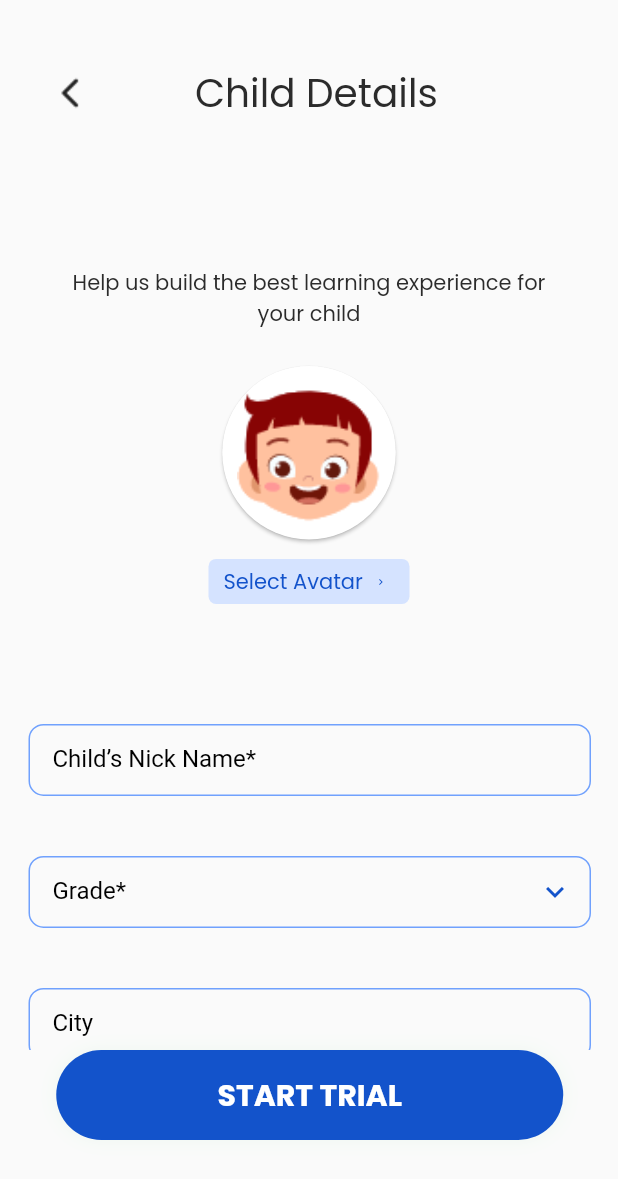
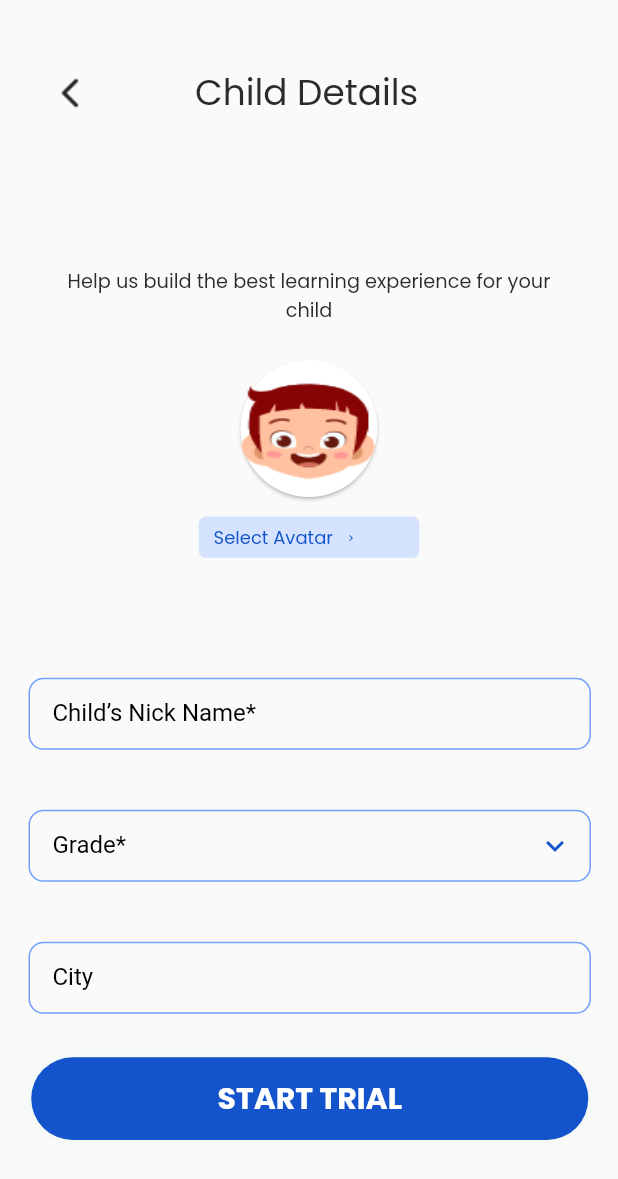
Before and after one commit to MMRoopa/avatar_dialog, a Flutter app: the ChildDetails screen opened directly, on a phone screen of 412 x 824 dp. Shown: the top 1179 px of the screen. Run offline on Flutter 3.47's test engine with Material 2 defaults, Android fonts, the phone set to English and light mode, and no system bars; drawn by our look-alikes of auto_size_text; our stand-ins replace flutter_screenutil, scroll_to_index.

Commit message:
added Screen_util to childDetails

```diff
--- a/lib/childDetails/child_details.dart
+++ b/lib/childDetails/child_details.dart
@@ -3,6 +3,7 @@ import 'package:avatar_dialog/avatarDialog/avatar_dialog.dart';
 import 'package:avatar_dialog/gradeDialog/grade_dialog.dart';
 import 'package:avatar_dialog/langDialog/lang_dialog.dart';
 import 'package:flutter/material.dart';
+import 'package:flutter_screenutil/flutter_screenutil.dart';
 
 import 'constants.dart';
 
@@ -20,6 +21,14 @@ class _ChildDetailsState extends State<ChildDetails> {
   String langResult = '';
   @override
   Widget build(BuildContext context) {
+    ScreenUtil.init(
+        BoxConstraints(
+            maxWidth: MediaQuery.of(context).size.width,
+            maxHeight: MediaQuery.of(context).size.height),
+        designSize: const Size(375, 896),
+        context: context,
+        minTextAdapt: true,
+        orientation: Orientation.portrait);
     return Scaffold(
       body: Column(
         children: <Widget>[
@@ -38,17 +47,17 @@ class _ChildDetailsState extends State<ChildDetails> {
                 ),
                 Container(
                   margin: const EdgeInsets.only(left: 59.0),
-                  child: const AutoSizeText(
+                  child: AutoSizeText(
                     "Child Details",
                     style: TextStyle(
-                      color: Color(0xFF2B2B2B),
-                      fontSize: 26.0,
+                      color: const Color(0xFF2B2B2B),
+                      fontSize: ScreenUtil().setSp(26),
                       fontWeight: FontWeight.w500,
                       fontFamily: 'Poppins',
                     ),
                     textAlign: TextAlign.center,
                     maxLines: 1,
-                    minFontSize: 18.0,
+                    // minFontSize: 18.0,
                   ),
                 ),
               ],
@@ -57,17 +66,17 @@ class _ChildDetailsState extends State<ChildDetails> {
           Container(
             margin:
                 const EdgeInsets.only(left: 38.0, right: 38.0, bottom: 20.0),
-            child: const AutoSizeText(
+            child: AutoSizeText(
               "Help us build the best learning experience for your child",
               style: TextStyle(
-                color: Color(0xFF2B2B2B),
-                fontSize: 14.0,
+                color: const Color(0xFF2B2B2B),
+                fontSize: ScreenUtil().setSp(14),
                 fontWeight: FontWeight.w500,
                 fontFamily: 'Poppins',
               ),
               textAlign: TextAlign.center,
               maxLines: 2,
-              minFontSize: 6.0,
+              //  minFontSize: 6.0,
             ),
           ),
           Expanded(
@@ -76,8 +85,8 @@ class _ChildDetailsState extends State<ChildDetails> {
                 crossAxisAlignment: CrossAxisAlignment.center,
                 children: [
                   Container(
-                    height: MediaQuery.of(context).size.width * 0.3,
-                    width: MediaQuery.of(context).size.width * 0.3,
+                    height: 108.h,
+                    width: 108.w,
                     margin: const EdgeInsets.only(bottom: 9.0),
                     child: Card(
                       shape: const CircleBorder(
@@ -88,8 +97,8 @@ class _ChildDetailsState extends State<ChildDetails> {
                             const EdgeInsets.fromLTRB(10.0, 14.0, 10.0, 10.0),
                         child: Image.asset(
                           'assets/images/group_30368.png',
-                          height: MediaQuery.of(context).size.width * 0.25,
-                          width: MediaQuery.of(context).size.width * 0.25,
+                          height: 82.h,
+                          width: 88.w,
                           fit: BoxFit.fill,
                           alignment: Alignment.center,
                         ),
@@ -107,8 +116,8 @@ class _ChildDetailsState extends State<ChildDetails> {
                       },
                       child: Container(
                         alignment: Alignment.center,
-                        height: 30.0,
-                        width: 134.0,
+                        height: 30.h,
+                        width: 134.w,
                         decoration: const BoxDecoration(
                           color: Color(0xFFD5E3FF),
                           borderRadius: BorderRadius.all(
@@ -119,19 +128,19 @@ class _ChildDetailsState extends State<ChildDetails> {
                           padding:
                               const EdgeInsets.fromLTRB(10.0, 5.0, 13.0, 4.0),
                           child: Row(
-                            children: const [
+                            children: [
                               AutoSizeText(
                                 'Select Avatar',
                                 style: TextStyle(
-                                  fontSize: 14.0,
-                                  color: Color(0xFF1353CB),
+                                  fontSize: ScreenUtil().setSp(14),
+                                  color: const Color(0xFF1353CB),
                                   fontWeight: FontWeight.w500,
                                   fontFamily: 'Poppins',
                                 ),
                                 maxLines: 1,
-                                minFontSize: 6.0,
+                                //  minFontSize: 6.0,
                               ),
-                              Padding(
+                              const Padding(
                                 padding: EdgeInsets.only(left: 8.0),
                                 child: Icon(
                                   Icons.keyboard_arrow_right_outlined,
@@ -151,9 +160,9 @@ class _ChildDetailsState extends State<ChildDetails> {
                       decoration: kTextFieldDecoration.copyWith(
                         labelText: 'Child’s Nick Name*',
                       ),
-                      style: const TextStyle(
+                      style: TextStyle(
                         color: Colors.black,
-                        fontSize: 16.0,
+                        fontSize: ScreenUtil().setSp(16),
                       ),
                     ),
                   ),
@@ -169,9 +178,9 @@ class _ChildDetailsState extends State<ChildDetails> {
                           color: Color(0xFF1353CB),
                         ),
                       ),
-                      style: const TextStyle(
+                      style: TextStyle(
                         color: Colors.black,
-                        fontSize: 16.0,
+                        fontSize: ScreenUtil().setSp(16),
                       ),
                       onTap: () {
                         showDialog(
@@ -190,9 +199,9 @@ class _ChildDetailsState extends State<ChildDetails> {
                     child: TextField(
                       decoration:
                           kTextFieldDecoration.copyWith(labelText: 'City'),
-                      style: const TextStyle(
+                      style: TextStyle(
                         color: Colors.black,
-                        fontSize: 16.0,
+                        fontSize: ScreenUtil().setSp(16),
                       ),
                     ),
                   ),
@@ -202,9 +211,9 @@ class _ChildDetailsState extends State<ChildDetails> {
                       decoration: kTextFieldDecoration.copyWith(
                         labelText: 'School',
                       ),
-                      style: const TextStyle(
+                      style: TextStyle(
                         color: Colors.black,
-                        fontSize: 16.0,
+                        fontSize: ScreenUtil().setSp(16),
                       ),
                     ),
                   ),
@@ -220,9 +229,9 @@ class _ChildDetailsState extends State<ChildDetails> {
                           color: Color(0xFF1353CB),
                         ),
                       ),
-                      style: const TextStyle(
+                      style: TextStyle(
                         color: Colors.black,
-                        fontSize: 16.0,
+                        fontSize: ScreenUtil().setSp(16),
                       ),
                       onTap: () {
                         showDialog(
@@ -269,16 +278,16 @@ class _ChildDetailsState extends State<ChildDetails> {
                                 }
                               });
                             },
-                            child: const AutoSizeText(
+                            child: AutoSizeText(
                               'Get instant help on Whatsapp',
                               style: TextStyle(
-                                fontSize: 16.0,
-                                color: Color(0xFF1353CB),
+                                fontSize: ScreenUtil().setSp(16),
+                                color: const Color(0xFF1353CB),
                                 fontFamily: 'Poppins',
                               ),
                               textAlign: TextAlign.center,
                               maxLines: 1,
-                              minFontSize: 6.0,
+                              //  minFontSize: 6.0,
                             ),
                           ),
                         ],
@@ -296,8 +305,8 @@ class _ChildDetailsState extends State<ChildDetails> {
               onTap: () {},
               child: Container(
                 alignment: Alignment.center,
-                height: 60.0,
-                width: 338.0,
+                height: 60.h,
+                width: 338.w,
                 child: const AutoSizeText(
                   'START TRIAL',
                   style: TextStyle(
--- a/lib/childDetails/constants.dart
+++ b/lib/childDetails/constants.dart
@@ -1,11 +1,6 @@
 import 'package:flutter/material.dart';
 
 const kTextFieldDecoration = InputDecoration(
-  // suffixIcon: Icon(
-  //   Icons.keyboard_arrow_down,
-  //   size: 10.0,
-  //   color: Color(0xFF1353CB),
-  // ),
   contentPadding: EdgeInsets.only(left: 16.0, top: 13.0, bottom: 13.0),
   enabledBorder: OutlineInputBorder(
     borderSide: BorderSide(color: Color(0xFF70A1FD), width: 1.0),
--- a/pubspec.yaml
+++ b/pubspec.yaml
@@ -47,6 +47,7 @@ dev_dependencies:
   flutter_lints: ^1.0.0
   auto_size_text: ^3.0.0
   scroll_to_index: ^2.1.1
+  flutter_screenutil: ^5.1.1
 
 # For information on the generic Dart part of this file, see the
 # following page: https://dart.dev/tools/pub/pubspec
```
Also changed, not shown: pubspec.lock.
